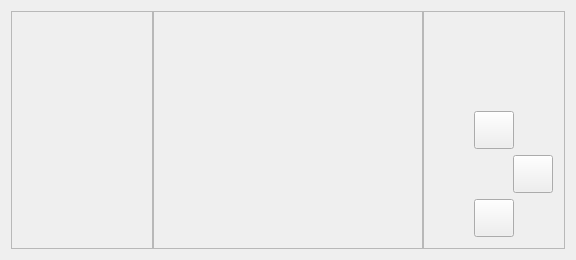
Before: the Qt Designer form mainwindow.ui in zzg19950727/QtNes, drawn with Qt 5.
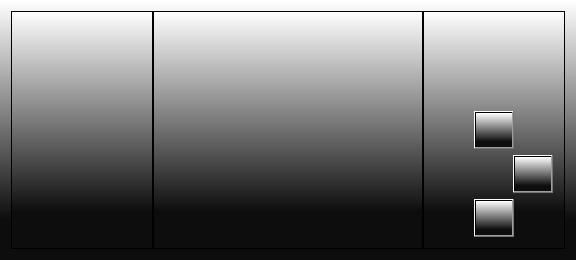
After: the same form once the commit is applied. Icons and pictures are not drawn.

Diff of the .ui file:
```diff
--- a/mainwindow.ui
+++ b/mainwindow.ui
@@ -14,7 +14,7 @@
    <string>MainWindow</string>
   </property>
   <property name="styleSheet">
-   <string notr="true"/>
+   <string notr="true">background-color: qlineargradient(spread:reflect, x1:0, y1:1, x2:0, y2:0, stop:0.157303 rgba(13, 13, 13, 255), stop:1 rgba(255, 255, 255, 255));</string>
   </property>
   <widget class="QWidget" name="centralWidget">
    <layout class="QHBoxLayout" name="horizontalLayout_7">
```
